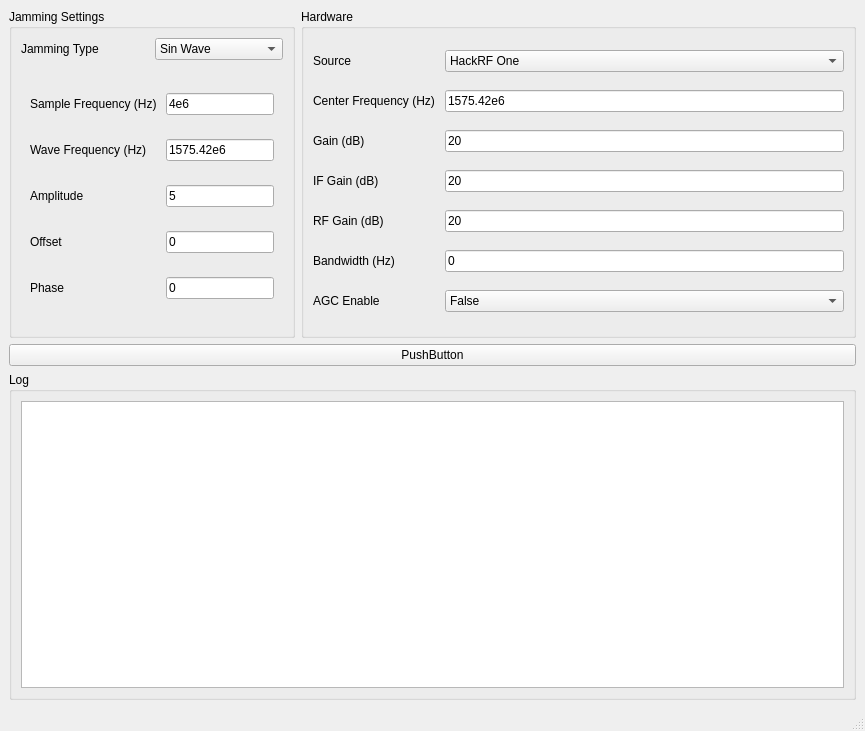
Above: MainWindow.ui from jiachen1119/Jamming-SDR before the change. Below: the same form after it.
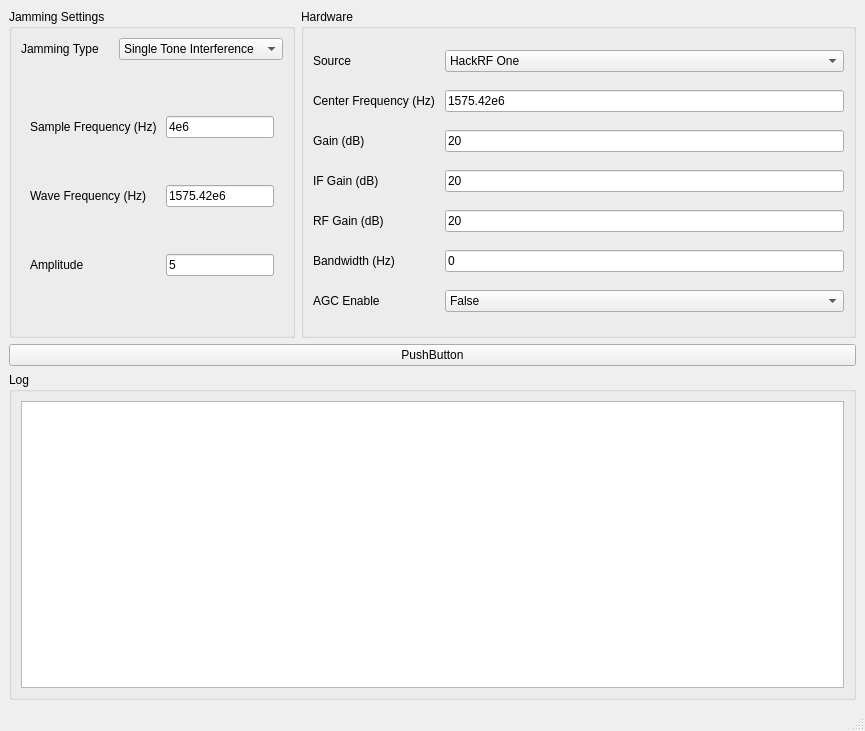
That is the form after the change.

```diff
--- a/MainWindow.ui
+++ b/MainWindow.ui
@@ -25,7 +25,7 @@
         <widget class="QComboBox" name="comboBox">
          <item>
           <property name="text">
-           <string>Sin Wave</string>
+           <string>Single Tone Interference</string>
           </property>
          </item>
          <item>
@@ -59,17 +59,10 @@
         <widget class="QStackedWidget" name="stackedWidget">
          <widget class="QWidget" name="page">
           <layout class="QGridLayout" name="gridLayout_4">
-           <item row="3" column="0">
-            <widget class="QLabel" name="label_12">
+           <item row="0" column="1">
+            <widget class="QLineEdit" name="lineEdit_sampleFreq">
              <property name="text">
-              <string>Offset</string>
-             </property>
-            </widget>
-           </item>
-           <item row="4" column="0">
-            <widget class="QLabel" name="label_13">
-             <property name="text">
-              <string>Phase</string>
+              <string>4e6</string>
              </property>
             </widget>
            </item>
@@ -87,6 +80,13 @@
              </property>
             </widget>
            </item>
+           <item row="1" column="1">
+            <widget class="QLineEdit" name="lineEdit_WaveFreq">
+             <property name="text">
+              <string>1575.42e6</string>
+             </property>
+            </widget>
+           </item>
            <item row="0" column="0">
             <widget class="QLabel" name="label_9">
              <property name="text">
@@ -94,20 +94,6 @@
              </property>
             </widget>
            </item>
-           <item row="0" column="1">
-            <widget class="QLineEdit" name="lineEdit">
-             <property name="text">
-              <string>4e6</string>
-             </property>
-            </widget>
-           </item>
-           <item row="1" column="1">
-            <widget class="QLineEdit" name="lineEdit_2">
-             <property name="text">
-              <string>1575.42e6</string>
-             </property>
-            </widget>
-           </item>
            <item row="2" column="1">
             <widget class="QLineEdit" name="lineEdit_3">
              <property name="text">
@@ -115,20 +101,6 @@
              </property>
             </widget>
            </item>
-           <item row="3" column="1">
-            <widget class="QLineEdit" name="lineEdit_4">
-             <property name="text">
-              <string>0</string>
-             </property>
-            </widget>
-           </item>
-           <item row="4" column="1">
-            <widget class="QLineEdit" name="lineEdit_5">
-             <property name="text">
-              <string>0</string>
-             </property>
-            </widget>
-           </item>
           </layout>
          </widget>
          <widget class="QWidget" name="page_2"/>
```
Left out of the diff: 25 changed lines with no effect on the pictures.
